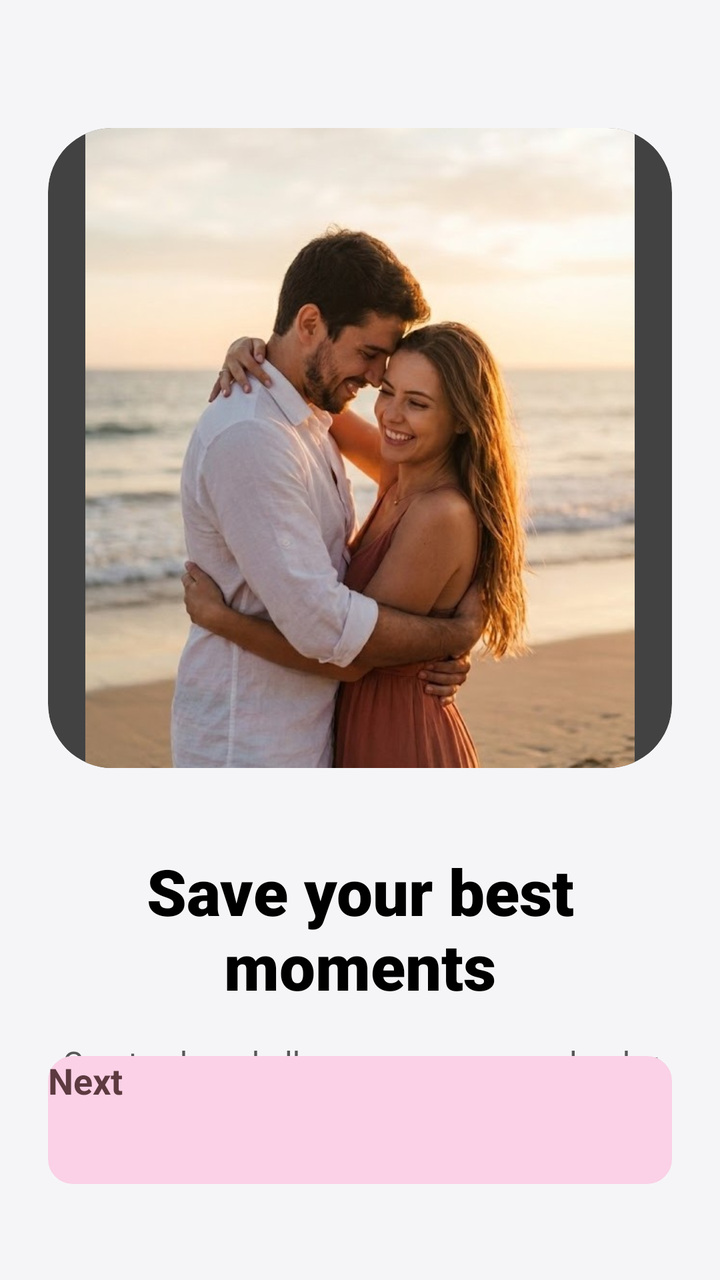
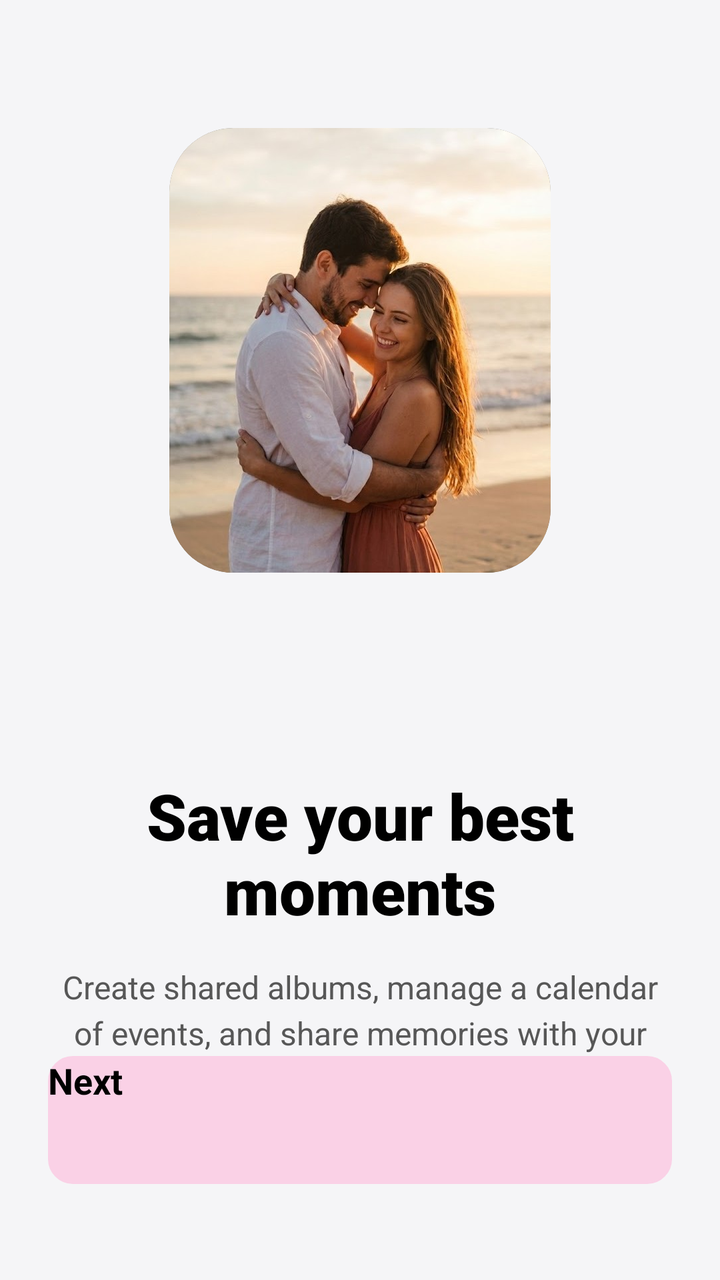

Two renders of the same Android screen: before a commit and after it. Below are the layout's source before the change and the commit's diff.
<!-- AndroidManifest.xml: application theme Theme.App.Starting -->
<!-- res/layout/fragment_onboarding.xml -->
<?xml version="1.0" encoding="utf-8"?>
<androidx.constraintlayout.widget.ConstraintLayout xmlns:android="http://schemas.android.com/apk/res/android"
    xmlns:app="http://schemas.android.com/apk/res-auto"
    android:layout_width="match_parent"
    android:layout_height="match_parent"
    android:background="@color/background_light"
    android:padding="24dp">

    <androidx.cardview.widget.CardView
        android:id="@+id/cardIllustration"
        android:layout_width="wrap_content"
        android:layout_height="320sp"
        android:layout_marginTop="40dp"
        app:cardCornerRadius="32dp"
        android:maxHeight="320sp"
        app:cardElevation="0dp"
        app:layout_constraintEnd_toEndOf="parent"
        app:layout_constraintStart_toStartOf="parent"
        app:layout_constraintTop_toTopOf="parent">

        <ImageView
            android:layout_width="match_parent"
            android:layout_height="match_parent"
            android:src="@drawable/photo_for_onboarding" />
    </androidx.cardview.widget.CardView>

    <TextView
        android:id="@+id/tvTitle"
        android:layout_width="match_parent"
        android:layout_height="wrap_content"
        android:layout_marginTop="40dp"
        android:fontFamily="sans-serif-black"
        android:gravity="center"
        android:text="@string/save_your_best_moments"
        android:textColor="@color/text_primary"
        android:textSize="32sp"
        android:textStyle="bold"
        app:layout_constraintEnd_toEndOf="parent"
        app:layout_constraintStart_toStartOf="parent"
        app:layout_constraintTop_toBottomOf="@id/cardIllustration" />

    <TextView
        android:layout_width="match_parent"
        android:layout_height="wrap_content"
        android:layout_marginTop="16dp"
        android:gravity="center"
        android:lineSpacingExtra="4dp"
        android:text="@string/Create_shared_albums"
        android:textColor="@color/text_secondary"
        android:textSize="16sp"
        app:layout_constraintEnd_toEndOf="parent"
        app:layout_constraintStart_toStartOf="parent"
        app:layout_constraintTop_toBottomOf="@id/tvTitle" />

    <androidx.appcompat.widget.AppCompatButton
        android:id="@+id/btnGetStarted"
        android:layout_width="match_parent"
        android:layout_height="64dp"
        android:layout_marginBottom="24dp"
        android:background="@drawable/bg_input_field"
        android:backgroundTint="#FAD1E6"
        android:text="@string/next"
        android:textAllCaps="false"
        android:textColor="#5D3A40"
        android:textSize="18sp"
        android:textStyle="bold"
        app:layout_constraintBottom_toBottomOf="parent"
        app:layout_constraintEnd_toEndOf="parent"
        app:layout_constraintStart_toStartOf="parent" />

</androidx.constraintlayout.widget.ConstraintLayout>
<!-- resources referenced by this layout -->
<resources>
  <color name="background_light">#F5F5F7</color>
  <color name="text_primary">#000000</color>
  <color name="text_secondary">#575757</color>
  <!-- drawable bg_input_field (drawable) -->
  <?xml version="1.0" encoding="utf-8"?>
  <shape xmlns:android="http://schemas.android.com/apk/res/android">
  
      <solid android:color="@color/white" />
  
      <corners android:radius="12dp" />
  
      <stroke
          android:width="1dp"
          android:color="@color/nav_icon_inactive" />
  </shape>
  <!-- drawable photo_for_onboarding: jpg bitmap (drawable, 62399 bytes) -->
  <string name="Create_shared_albums">Create shared albums, manage a calendar of events, and share memories with your significant other.</string>
  <string name="next">Next</string>
  <string name="save_your_best_moments">Save your best moments</string>
  <style name="Theme.App.Starting" parent="Theme.SplashScreen">
          <item name="windowSplashScreenBackground">@android:color/white</item>
          <item name="windowSplashScreenAnimatedIcon">@drawable/splash_icon</item>
          <item name="windowSplashScreenAnimationDuration">1000</item>
          <item name="postSplashScreenTheme">@style/Theme.OurMemories</item>
      </style>
  <color name="white">#FFFFFF</color>
  <color name="nav_icon_inactive">#BDBDBD</color>
  <!-- drawable splash_icon: png bitmap (drawable, 316944 bytes) -->
  <style name="Theme.OurMemories" parent="Base.Theme.OurMemories" />
  <style name="Base.Theme.OurMemories" parent="Theme.Material3.DayNight.NoActionBar">
          <item name="colorPrimary">@color/primary_lavender</item>
          <item name="colorOnPrimary">@color/white</item>
  
          <item name="android:windowBackground">@color/background_light</item>
          <item name="colorSurface">@color/white</item>
          <item name="colorOnSurface">@color/text_primary</item>
          <item name="colorOnBackground">@color/text_primary</item>
  
          <item name="android:textColorPrimary">@color/text_primary</item>
          <item name="android:textColorSecondary">@color/text_secondary</item>
      </style>
  <color name="primary_lavender">#9C27B0</color>
</resources>

<!-- the commit's change to res/layout/fragment_onboarding.xml (unified diff, before → after) -->
@@ -8,11 +8,12 @@
 
     <androidx.cardview.widget.CardView
         android:id="@+id/cardIllustration"
-        android:layout_width="wrap_content"
-        android:layout_height="320sp"
+        android:layout_width="572px"
+        android:layout_height="667px"
         android:layout_marginTop="40dp"
         app:cardCornerRadius="32dp"
-        android:maxHeight="320sp"
+        android:maxWidth="32sp"
+        android:maxHeight="32sp"
         app:cardElevation="0dp"
         app:layout_constraintEnd_toEndOf="parent"
         app:layout_constraintStart_toStartOf="parent"
@@ -28,7 +29,7 @@
         android:id="@+id/tvTitle"
         android:layout_width="match_parent"
         android:layout_height="wrap_content"
-        android:layout_marginTop="40dp"
+        android:layout_marginTop="100dp"
         android:fontFamily="sans-serif-black"
         android:gravity="center"
         android:text="@string/save_your_best_moments"
@@ -61,7 +62,7 @@
         android:backgroundTint="#FAD1E6"
         android:text="@string/next"
         android:textAllCaps="false"
-        android:textColor="#5D3A40"
+        android:textColor="@color/text_primary"
         android:textSize="18sp"
         android:textStyle="bold"
         app:layout_constraintBottom_toBottomOf="parent"
<!-- resource entries referenced after the edit -->
@@ -13,7 +13,7 @@
   
       <stroke
           android:width="1dp"
-          android:color="@color/nav_icon_inactive" />
+          android:color="@color/text_primary" />
   </shape>
   <!-- drawable photo_for_onboarding: jpg bitmap (drawable, 62399 bytes) -->
   <string name="Create_shared_albums">Create shared albums, manage a calendar of events, and share memories with your significant other.</string>
@@ -26,7 +26,6 @@
           <item name="postSplashScreenTheme">@style/Theme.OurMemories</item>
       </style>
   <color name="white">#FFFFFF</color>
-  <color name="nav_icon_inactive">#BDBDBD</color>
   <!-- drawable splash_icon: png bitmap (drawable, 316944 bytes) -->
   <style name="Theme.OurMemories" parent="Base.Theme.OurMemories" />
   <style name="Base.Theme.OurMemories" parent="Theme.Material3.DayNight.NoActionBar">
